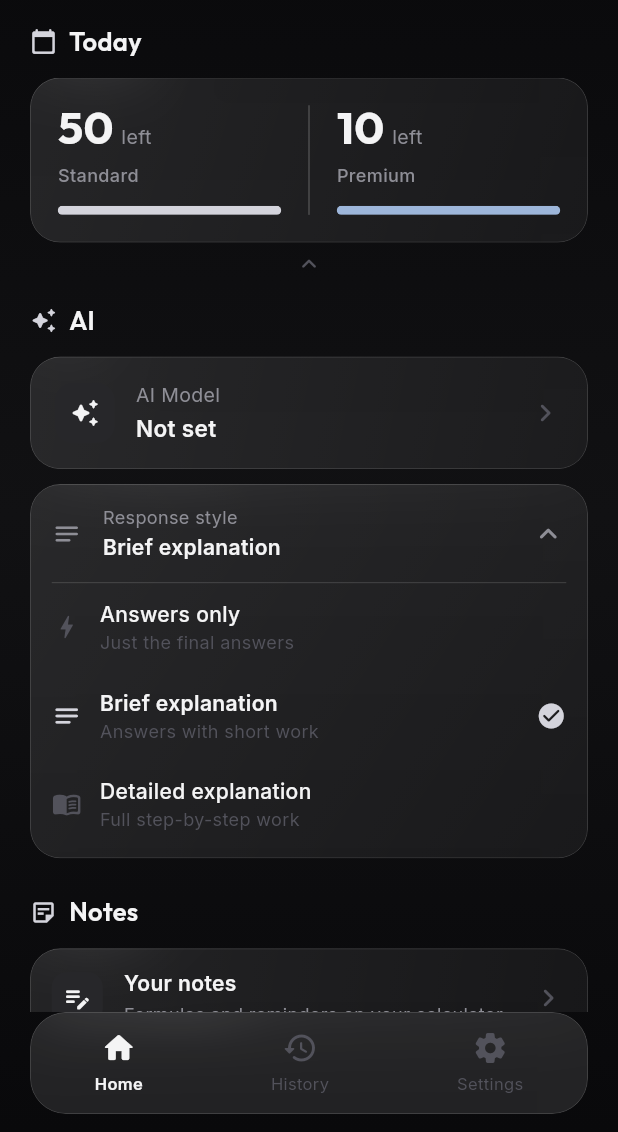
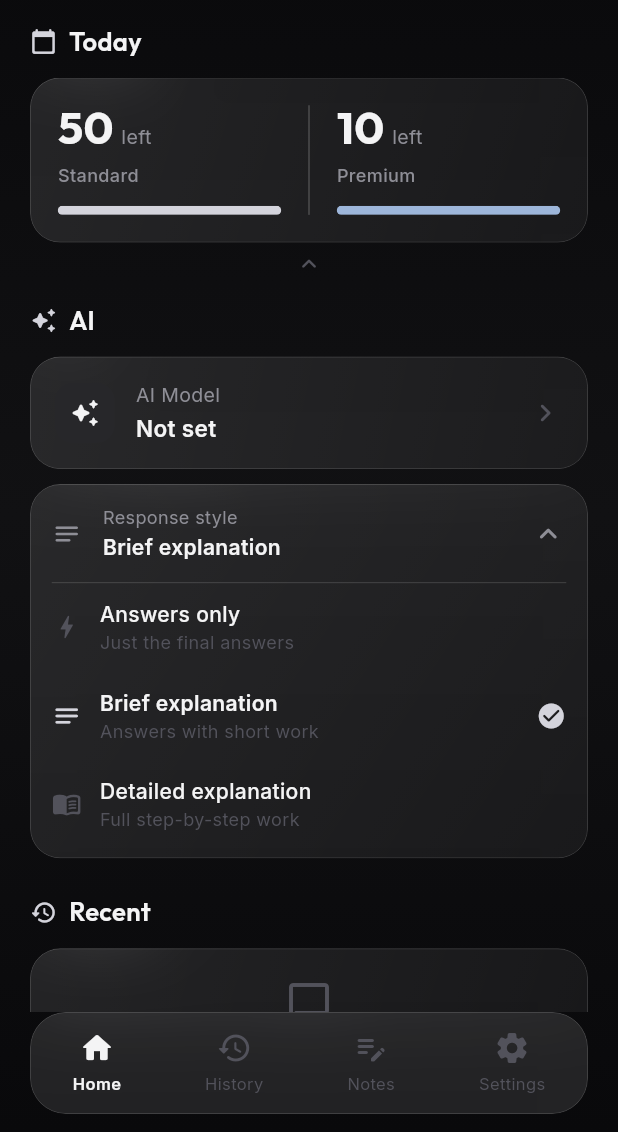
Before and after one commit to ceeazer1/calcai-app, a Flutter app: the MainShell screen opened directly, after a tap on "50", after a tap on "Response style", on a phone screen of 412 x 824 dp, the part 104-1236 px from its top. Run offline on Flutter 3.47's test engine with Material 3 defaults, Android fonts, the phone set to English and light mode, and no system bars; our stand-ins replace flutter_blue_plus, flutter_secure_storage, google_fonts, google_sign_in, package_info_plus, shared_preferences and 1 more; accounts and stored records are empty.

Commit message:
refactor: Notes is a bottom tab, not a Home section
Moves Notes out of the Home list into the bottom nav alongside Home, History
and Settings (4 tabs). Notes now renders like the other tabs — no Scaffold,
no back button — with the add action in the header instead of a FAB, so it
doesn't collide with the floating nav bar.

Co-Authored-By: Claude Opus 4.8 <noreply@anthropic.com>

```diff
--- a/lib/screens/dashboard_screen.dart
+++ b/lib/screens/dashboard_screen.dart
@@ -8,7 +8,6 @@ import '../services/cloud_service.dart';
 import '../theme/app_colors.dart';
 import '../widgets/glass_card.dart';
 import 'link_device_screen.dart';
-import 'notes_screen.dart';
 import 'wifi_screen.dart';
 
 /// Model IDs usable on the free plan. Everything else is premium.
@@ -106,10 +105,6 @@ class _DashboardScreenState extends State<DashboardScreen>
                 _buildModelSelector(),
                 const SizedBox(height: 10),
                 _buildStyleDropdown(),
-                const SizedBox(height: 24),
-                _buildSectionHeader('Notes', Icons.sticky_note_2_outlined),
-                const SizedBox(height: 12),
-                _buildNotesCard(),
                 const SizedBox(height: 24),
                 _buildSectionHeader('Recent', Icons.history_rounded),
                 const SizedBox(height: 12),
@@ -452,56 +447,6 @@ class _DashboardScreenState extends State<DashboardScreen>
             ],
           ),
         ),
-      ),
-    );
-  }
-
-  /// Home entry point for notes that sync to the calculator.
-  Widget _buildNotesCard() {
-    return GlassCard(
-      padding: const EdgeInsets.symmetric(horizontal: 14, vertical: 13),
-      onTap: () => Navigator.of(context).push(
-        MaterialPageRoute(builder: (_) => const NotesScreen()),
-      ),
-      child: Row(
-        children: [
-          Container(
-            width: 34,
-            height: 34,
-            decoration: BoxDecoration(
-              color: AppColors.surfaceHighlight,
-              borderRadius: BorderRadius.circular(10),
-            ),
-            child: const Icon(Icons.edit_note_rounded,
-                color: AppColors.textPrimary, size: 20),
-          ),
-          const SizedBox(width: 14),
-          Expanded(
-            child: Column(
-              crossAxisAlignment: CrossAxisAlignment.start,
-              children: [
-                Text(
-                  'Your notes',
-                  style: GoogleFonts.inter(
-                    fontSize: 14,
-                    fontWeight: FontWeight.w600,
-                    color: AppColors.textPrimary,
-                  ),
-                ),
-                const SizedBox(height: 2),
-                Text(
-                  'Formulas and reminders on your calculator',
-                  style: GoogleFonts.inter(
-                    fontSize: 12,
-                    color: AppColors.textSecondary,
-                  ),
-                ),
-              ],
-            ),
-          ),
-          const Icon(Icons.chevron_right_rounded,
-              color: AppColors.textTertiary),
-        ],
       ),
     );
   }
--- a/lib/screens/main_shell.dart
+++ b/lib/screens/main_shell.dart
@@ -6,6 +6,7 @@ import 'package:google_fonts/google_fonts.dart';
 import '../theme/app_colors.dart';
 import 'dashboard_screen.dart';
 import 'history_screen.dart';
+import 'notes_screen.dart';
 import 'settings_screen.dart';
 import 'wifi_screen.dart';
 
@@ -28,6 +29,7 @@ class _MainShellState extends State<MainShell> {
   static const List<_NavTab> _tabs = [
     _NavTab(icon: Icons.home_rounded, label: 'Home'),
     _NavTab(icon: Icons.history_rounded, label: 'History'),
+    _NavTab(icon: Icons.edit_note_rounded, label: 'Notes'),
     _NavTab(icon: Icons.settings_rounded, label: 'Settings'),
   ];
 
@@ -51,6 +53,7 @@ class _MainShellState extends State<MainShell> {
           children: const [
             DashboardScreen(),
             HistoryScreen(),
+            NotesScreen(),
             SettingsScreen(),
           ],
         ),
--- a/lib/screens/notes_screen.dart
+++ b/lib/screens/notes_screen.dart
@@ -256,39 +256,38 @@ class _NotesScreenState extends State<NotesScreen> {
 
   @override
   Widget build(BuildContext context) {
-    return Scaffold(
-      backgroundColor: AppColors.background,
-      body: Container(
+    // Rendered inside MainShell's IndexedStack, so no Scaffold/back button —
+    // matches the Home and History tabs.
+    final canAdd = !_loading && _notes.length < _maxNotes;
+    return Container(
       decoration: const BoxDecoration(gradient: AppColors.backgroundGradient),
       child: SafeArea(
         child: Column(
           children: [
             // ── Header ──────────────────────────────────
             Padding(
-                padding: const EdgeInsets.fromLTRB(8, 8, 20, 0),
+              padding: const EdgeInsets.fromLTRB(20, 16, 20, 0),
               child: Row(
                 children: [
-                    IconButton(
-                      onPressed: () => Navigator.of(context).maybePop(),
-                      icon: const Icon(Icons.arrow_back_rounded,
-                          color: AppColors.textPrimary),
-                    ),
                   Text(
                     'Notes',
                     style: GoogleFonts.outfit(
-                        fontSize: 26,
+                      fontSize: 28,
                       fontWeight: FontWeight.w700,
                       color: AppColors.textPrimary,
                     ),
                   ),
                   const Spacer(),
                   if (_saving)
-                      const SizedBox(
+                    const Padding(
+                      padding: EdgeInsets.only(right: 8),
+                      child: SizedBox(
                         width: 18,
                         height: 18,
                         child: CircularProgressIndicator(
                           strokeWidth: 2,
                           color: AppColors.textSecondary,
+                        ),
                       ),
                     )
                   else
@@ -299,11 +298,21 @@ class _NotesScreenState extends State<NotesScreen> {
                         color: AppColors.textTertiary,
                       ),
                     ),
+                  IconButton(
+                    onPressed: canAdd ? () => _editNote() : null,
+                    tooltip: canAdd ? 'Add note' : 'Note limit reached',
+                    icon: Icon(
+                      Icons.add_rounded,
+                      color: canAdd
+                          ? AppColors.textPrimary
+                          : AppColors.textTertiary,
+                    ),
+                  ),
                 ],
               ),
             ),
             Padding(
-                padding: const EdgeInsets.fromLTRB(20, 4, 20, 0),
+              padding: const EdgeInsets.fromLTRB(20, 0, 20, 0),
               child: Align(
                 alignment: Alignment.centerLeft,
                 child: Text(
@@ -320,15 +329,6 @@ class _NotesScreenState extends State<NotesScreen> {
             Expanded(child: _buildBody()),
           ],
         ),
-        ),
-      ),
-      floatingActionButton: (_loading || _notes.length >= _maxNotes)
-          ? null
-          : FloatingActionButton(
-              onPressed: () => _editNote(),
-              backgroundColor: AppColors.electricBlue,
-              foregroundColor: AppColors.textOnAccent,
-              child: const Icon(Icons.add_rounded),
       ),
     );
   }
```
Lines whose indentation alone changed are shown as unchanged.
